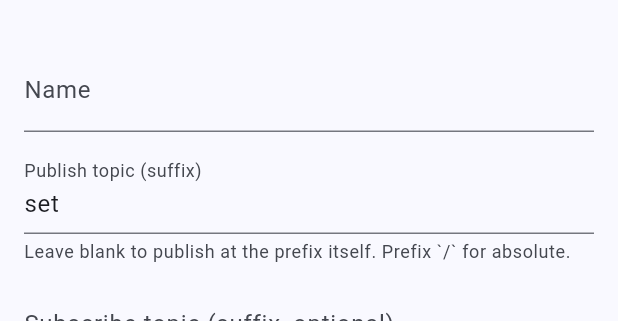
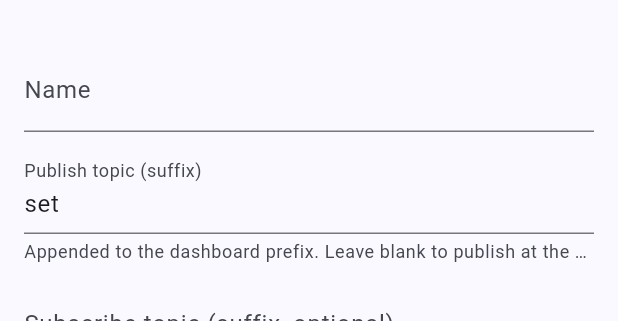
Before and after one commit to giladtamam/zigdash, a Flutter app: the PanelFormScreen screen opened directly with empty values, on a phone screen of 412 x 824 dp, the part 60-381 px from its top. Run offline on Flutter 3.47's test engine with Material 3 defaults, Android fonts, the phone set to English and light mode, and no system bars; drawn by our look-alikes of dynamic_color; our stand-ins replace drift, drift_flutter, flutter_riverpod, flutter_secure_storage, go_router, rxdart; missing offline and left inert: mqtt_client; accounts and stored records are empty; generated files the repository leaves out were written again.

Commit message:
composeTopic: dont treat leading slash as absolute, just strip it
The previous semantics (leading slash on panel topic suffix = drop the
dashboard prefix entirely, treat as absolute) was a UX trap. Users
typed /set in the form thinking it meant prefix/set (path-like), but
it silently published to bare set instead. Verified live: the broker
saw PUBLISH topic=set with no prefix, even though the same panels
SUBSCRIBE used the correct prefix (subscribe used the blank-suffix
fallback that returned prefix as-is).

New semantics: leading slashes are trimmed, always treated as relative
to the dashboard prefix. Users who genuinely want an absolute topic
should clear the prefix on the dashboard. Also reword the form helper
to make this explicit.

Co-Authored-By: Claude Opus 4.7 (1M context) <noreply@anthropic.com>

```diff
--- a/lib/features/panels/providers/panel_value_provider.dart
+++ b/lib/features/panels/providers/panel_value_provider.dart
@@ -4,15 +4,17 @@ import '../../../mqtt/json_path.dart';
 import '../../../mqtt/providers/mqtt_manager_provider.dart';
 
 /// Compose an absolute MQTT topic from an optional dashboard prefix and a
-/// panel-level suffix. A leading `/` on [suffix] makes it absolute (the
-/// prefix is ignored and the leading `/` stripped). Empty suffix collapses
+/// panel-level suffix. Leading slashes on the suffix are trimmed (they
+/// mean nothing here — MQTT topics aren't paths). Empty suffix collapses
 /// to just the prefix — useful for Z2M state topics where the state lives
 /// at the device's friendly name and commands at `friendlyName/set`.
+/// For an absolute topic that ignores the prefix entirely, clear the
+/// prefix on the dashboard.
 String composeTopic(String? prefix, String suffix) {
-  if (suffix.startsWith('/')) return suffix.substring(1);
-  if (prefix == null || prefix.isEmpty) return suffix;
-  if (suffix.isEmpty) return prefix;
-  return '$prefix/$suffix';
+  final cleanSuffix = suffix.startsWith('/') ? suffix.replaceFirst(RegExp(r'^/+'), '') : suffix;
+  if (prefix == null || prefix.isEmpty) return cleanSuffix;
+  if (cleanSuffix.isEmpty) return prefix;
+  return '$prefix/$cleanSuffix';
 }
 
 /// Key for the panel-value stream. The provider family is keyed on this
--- a/lib/features/panels/screens/panel_form_screen.dart
+++ b/lib/features/panels/screens/panel_form_screen.dart
@@ -236,7 +236,7 @@ class _State extends ConsumerState<PanelFormScreen> {
               decoration: const InputDecoration(
                 labelText: 'Publish topic (suffix)',
                 hintText: 'set',
-                helperText: 'Leave blank to publish at the prefix itself. Prefix `/` for absolute.',
+                helperText: 'Appended to the dashboard prefix. Leave blank to publish at the prefix itself.',
               ),
             ),
             if (_type != PanelType.button) ...[
```
